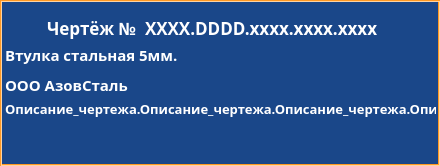
komrade2801/AutoSklad, file client/GUI/ui/widgets/widget_33_plan.ui: the form before one commit.
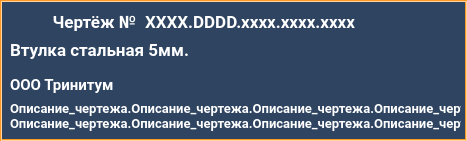
The form after the commit.

Commit message: changed client UI style

What changed in the file:
```diff
--- a/client/GUI/ui/widgets/widget_33_plan.ui
+++ b/client/GUI/ui/widgets/widget_33_plan.ui
@@ -6,8 +6,8 @@
    <rect>
     <x>0</x>
     <y>0</y>
-    <width>440</width>
-    <height>166</height>
+    <width>467</width>
+    <height>141</height>
    </rect>
   </property>
   <property name="windowTitle">
@@ -17,11 +17,36 @@
    <enum>Qt::LeftToRight</enum>
   </property>
   <property name="styleSheet">
-   <string notr="true">background-color: #1A4789;
-border-width: 2px;
-border-style: groove;
-border-color: #ff9923;
-border-radius: 0px;</string>
+   <string notr="true">QWidget{
+	background-color: #2e4461;
+}
+QLabel {
+	background: none;
+	color: #FFFFFF;
+	border-width: 0px;
+	border-radius: 0px;
+	font-family: &quot;Roboto&quot;, Sans-serif;
+}
+#background {
+	color: #FFFFFF;
+	background-color: #2e4461;
+	border-width: 2px;
+	border-style: groove;
+	border-color: #ff9923;
+	border-radius: 0px;
+	font-family: &quot;Roboto&quot;, Sans-serif;
+}
+QPushButton {
+	color: #FFFFFF;
+	background-color: #f09022;
+	border-width: 0px;
+	border-style: outset;
+	border-color: #EAA657;
+	border-radius: 8px;
+	font-weight: 600;
+    font-size: 25px;
+	font-family: &quot;Roboto&quot;, Sans-serif;
+}</string>
   </property>
   <widget class="QLabel" name="name">
    <property name="enabled">
@@ -29,16 +54,16 @@
    </property>
    <property name="geometry">
     <rect>
-     <x>5</x>
+     <x>10</x>
      <y>40</y>
-     <width>431</width>
-     <height>30</height>
+     <width>451</width>
+     <height>21</height>
     </rect>
    </property>
    <property name="font">
     <font>
-     <family>Arial Black</family>
-     <pointsize>11</pointsize>
+     <family>Roboto</family>
+     <pointsize>13</pointsize>
      <weight>75</weight>
      <italic>false</italic>
      <bold>true</bold>
@@ -57,12 +82,6 @@
    <property name="autoFillBackground">
     <bool>false</bool>
    </property>
-   <property name="styleSheet">
-    <string notr="true">color: #FFFFFF;
-background-color: #1A4789;
-border-width: 0px;
-border-radius: 0px;</string>
-   </property>
    <property name="lineWidth">
     <number>1</number>
    </property>
@@ -95,14 +114,14 @@
    <property name="geometry">
     <rect>
      <x>5</x>
-     <y>10</y>
+     <y>5</y>
      <width>131</width>
      <height>36</height>
     </rect>
    </property>
    <property name="font">
     <font>
-     <family>Arial Black</family>
+     <family>Roboto</family>
      <pointsize>13</pointsize>
      <weight>75</weight>
      <bold>true</bold>
@@ -111,12 +130,6 @@
    <property name="layoutDirection">
     <enum>Qt::LeftToRight</enum>
    </property>
-   <property name="styleSheet">
-    <string notr="true">color: #FFFFFF;
-background-color: #1A4789;
-border-width: 0px;
-border-radius: 0px;</string>
-   </property>
    <property name="text">
     <string>&lt;html&gt;&lt;head/&gt;&lt;body&gt;&lt;p&gt;Чертёж №&lt;/p&gt;&lt;/body&gt;&lt;/html&gt;</string>
    </property>
@@ -131,14 +144,14 @@
    <property name="geometry">
     <rect>
      <x>145</x>
-     <y>10</y>
-     <width>291</width>
+     <y>5</y>
+     <width>301</width>
      <height>36</height>
     </rect>
    </property>
    <property name="font">
     <font>
-     <family>Arial Black</family>
+     <family>Roboto</family>
      <pointsize>13</pointsize>
      <weight>75</weight>
      <bold>true</bold>
@@ -147,12 +160,6 @@
    <property name="layoutDirection">
     <enum>Qt::LeftToRight</enum>
    </property>
-   <property name="styleSheet">
-    <string notr="true">color: #FFFFFF;
-background-color: #1A4789;
-border-width: 0px;
-border-radius: 0px;</string>
-   </property>
    <property name="text">
     <string>&lt;html&gt;&lt;head/&gt;&lt;body&gt;&lt;p&gt;&lt;span&gt;XXXX.DDDD.xxxx.xxxx.xxxx&lt;/span&gt;&lt;/p&gt;&lt;/body&gt;&lt;/html&gt;</string>
    </property>
@@ -163,7 +170,7 @@
   <widget class="QLabel" name="enterprise">
    <property name="geometry">
     <rect>
-     <x>5</x>
+     <x>10</x>
      <y>70</y>
      <width>431</width>
      <height>30</height>
@@ -370,20 +377,14 @@
    </property>
    <property name="font">
     <font>
-     <family>Arial Black</family>
+     <family>Roboto</family>
      <pointsize>11</pointsize>
      <weight>75</weight>
      <bold>true</bold>
     </font>
    </property>
-   <property name="styleSheet">
-    <string notr="true">color: #FFFFFF;
-background-color: #1A4789;
-border-width: 0px;
-border-radius: 0px;</string>
-   </property>
    <property name="text">
-    <string>ООО АзовСталь</string>
+    <string>ООО Тринитум</string>
    </property>
    <property name="alignment">
     <set>Qt::AlignLeading|Qt::AlignLeft|Qt::AlignVCenter</set>
@@ -392,10 +393,10 @@
   <widget class="QLabel" name="description">
    <property name="geometry">
     <rect>
-     <x>5</x>
+     <x>10</x>
      <y>100</y>
-     <width>431</width>
-     <height>61</height>
+     <width>451</width>
+     <height>31</height>
     </rect>
    </property>
    <property name="palette">
@@ -599,20 +600,14 @@
    </property>
    <property name="font">
     <font>
-     <family>Arial Black</family>
+     <family>Roboto</family>
      <pointsize>10</pointsize>
      <weight>75</weight>
      <bold>true</bold>
     </font>
    </property>
-   <property name="styleSheet">
-    <string notr="true">color: #FFFFFF;
-background-color: #1A4789;
-border-width: 0px;
-border-radius: 0px;</string>
-   </property>
    <property name="text">
-    <string>Описание_чертежа.Описание_чертежа.Описание_чертежа.Описание_чертежа.Описание_чертежа.Описание_чертежа.Описание_чертежа.Описание_чертежа.Описание_чертежа.Описание_чертежа.Описание_чертежа.Описание_чертежа.Описание_чертежа.Описание_чертежа.Описание_чертежа.Описание_чертежа.Описание_чертежа.</string>
+    <string>Описание_чертежа.Описание_чертежа.Описание_чертежа.Описание_чертежа.Описание_чертежа.Описание_чертежа.Описание_чертежа. Описание_чертежа.Описание_чертежа.Описание_чертежа.Описание_чертежа.Описание_чертежа.Описание_чертежа.Описание_чертежа.Описание_чертежа.Описание_чертежа.Описание_чертежа.</string>
    </property>
    <property name="textFormat">
     <enum>Qt::AutoText</enum>
@@ -629,25 +624,10 @@
     <rect>
      <x>0</x>
      <y>0</y>
-     <width>440</width>
-     <height>166</height>
+     <width>467</width>
+     <height>141</height>
     </rect>
    </property>
-   <property name="styleSheet">
-    <string notr="true">QLabel {
-	color: #FFFFFF;
-	border-width: 0px;
-	border-radius: 0px;
-}
-#background {
-	color: #FFFFFF;
-	background-color: #1A4789;
-	border-width: 2px;
-	border-style: groove;
-	border-color: #ff9923;
-	border-radius: 0px;
-}</string>
-   </property>
    <property name="frameShape">
     <enum>QFrame::StyledPanel</enum>
    </property>
```
The commit also changes 144 other files.
